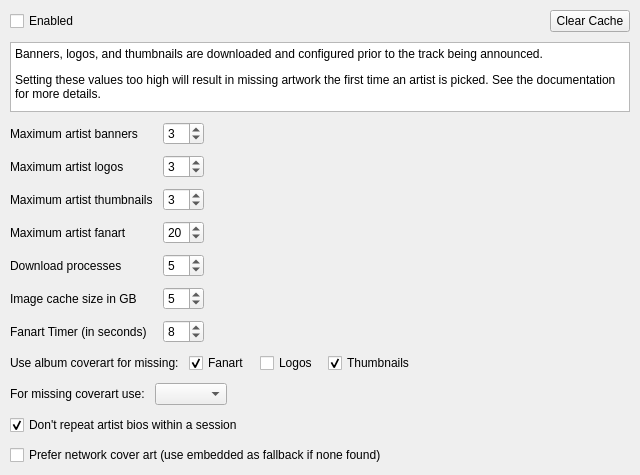
Above: nowplaying/resources/ui/artistextras.ui from whatsnowplaying/whats-now-playing before the change. Below: the same form after it.
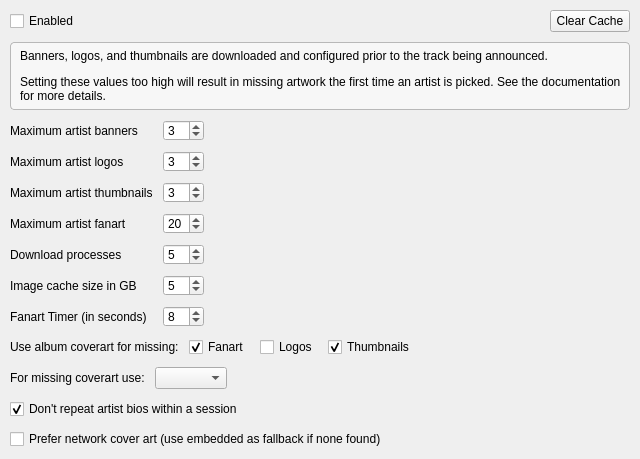
That is the form after the change.

The edit to the form file:
```diff
--- a/nowplaying/resources/ui/artistextras.ui
+++ b/nowplaying/resources/ui/artistextras.ui
@@ -55,22 +55,25 @@
     </layout>
    </item>
    <item>
-    <widget class="QTextBrowser" name="artistextras_desc_label">
+    <widget class="QLabel" name="artistextras_desc_label">
      <property name="sizePolicy">
       <sizepolicy hsizetype="Expanding" vsizetype="Preferred">
        <horstretch>0</horstretch>
        <verstretch>0</verstretch>
       </sizepolicy>
      </property>
-     <property name="html">
-      <string>&lt;!DOCTYPE HTML PUBLIC &quot;-//W3C//DTD HTML 4.0//EN&quot; &quot;http://www.w3.org/TR/REC-html40/strict.dtd&quot;&gt;
-&lt;html&gt;&lt;head&gt;&lt;meta name=&quot;qrichtext&quot; content=&quot;1&quot; /&gt;&lt;style type=&quot;text/css&quot;&gt;
-p, li { white-space: pre-wrap; }
-&lt;/style&gt;&lt;/head&gt;&lt;body&gt;
+     <property name="text">
+      <string>&lt;html&gt;&lt;head/&gt;&lt;body&gt;
 &lt;p&gt;Banners, logos, and thumbnails are downloaded and configured prior to the track being announced.&lt;/p&gt;
 &lt;p&gt;Setting these values too high will result in missing artwork the first time an artist is picked. See the documentation for more details.&lt;/p&gt;
 &lt;/body&gt;&lt;/html&gt;</string>
      </property>
+     <property name="wordWrap">
+      <bool>true</bool>
+     </property>
+     <property name="styleSheet">
+      <string notr="true">background-color: palette(alternate-base); border: 1px solid palette(mid); border-radius: 4px; padding: 6px;</string>
+     </property>
     </widget>
    </item>
    <item>
```
